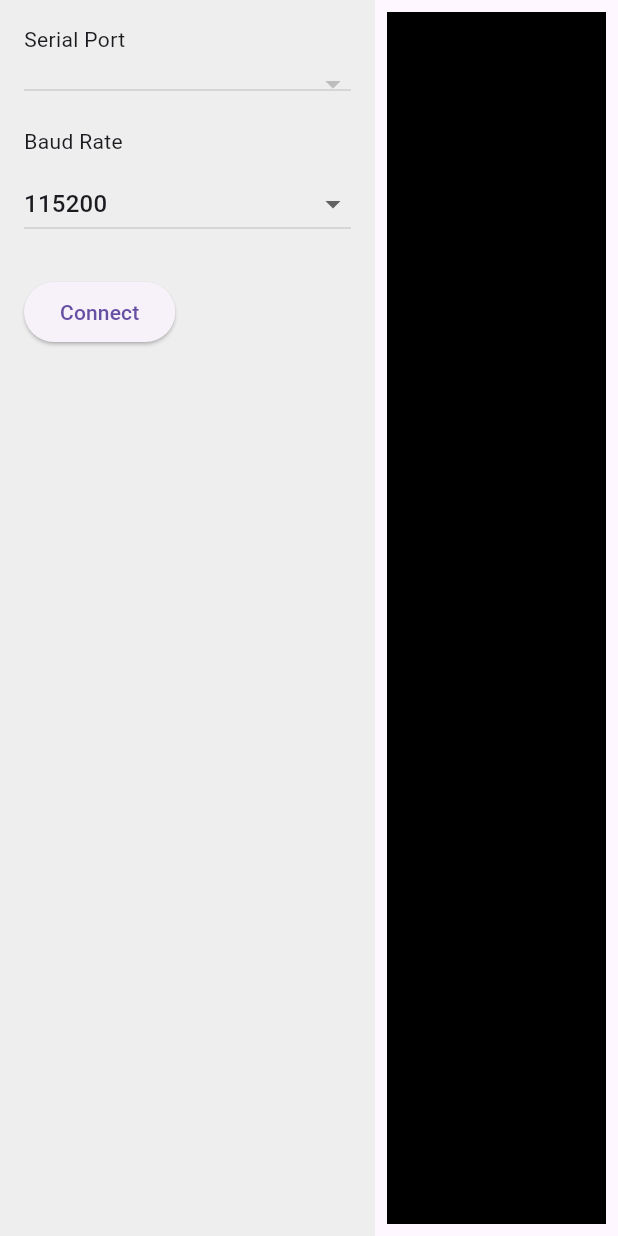
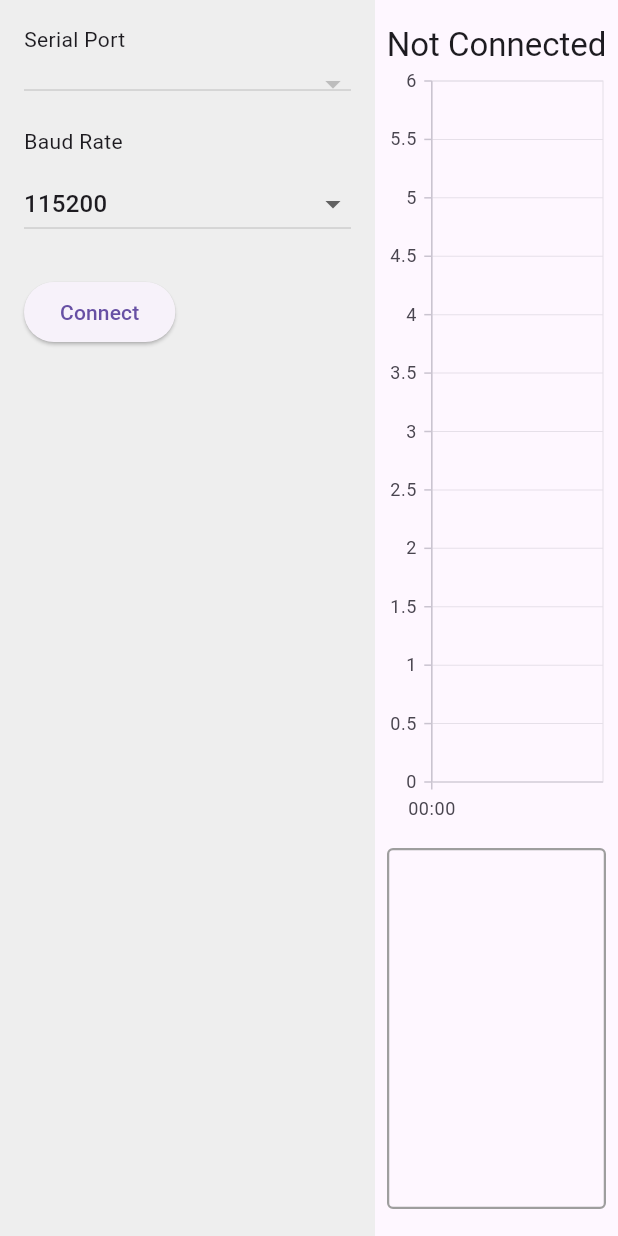
Before and after one commit to SirFelix/serial_app, a Flutter app: the screen it shows after launch, after a tap on "Connect", on a phone screen of 412 x 824 dp. Run offline on Flutter 3.47's test engine with Material 3 defaults, Android fonts, the phone set to English and light mode, and no system bars; our stand-ins replace syncfusion_flutter_charts; missing offline and left inert: flutter_libserialport; statements that could not run were skipped.

Commit message:
On branch live-graphing  Changes to be committed: 	modified:   .gitignore 	modified:   lib/main.dart 	modified:   pubspec.lock 	modified:   pubspec.yaml
 + Added live scrolling graph to app
 + Added frame limiting to the graph to improve performance

```diff
--- a/lib/main.dart
+++ b/lib/main.dart
@@ -1,9 +1,8 @@
-//Basic Serial Port reader
-//Working code for serial port coms, baudrate, connect button, and a live readout of the information coming over the serial port
 import 'dart:async';
 import 'dart:typed_data';
 import 'package:flutter/material.dart';
 import 'package:flutter_libserialport/flutter_libserialport.dart';
+import 'package:syncfusion_flutter_charts/charts.dart';
 
 void main() => runApp(const MainApp());
 
@@ -16,6 +15,12 @@ class MainApp extends StatelessWidget {
       debugShowCheckedModeBanner: false,
     );
   }
+}
+
+class ChartData {
+  ChartData(this.time, this.value);
+  final DateTime time;
+  final double value;
 }
 
 class SerialApp extends StatefulWidget {
@@ -35,29 +40,28 @@ class _SerialAppState extends State<SerialApp> {
   StreamSubscription<Uint8List>? _readSubscription;
   final ScrollController _scrollController = ScrollController();
   List<String> _logLines = [];
+  String _incomingBuffer = '';
 
+  // Chart
+  List<ChartData> chartData = [];
+  ChartSeriesController? _chartController;
 
   @override
   void initState() {
     super.initState();
     final available = SerialPort.availablePorts;
-    print('Available ports: $available');
-    setState(() {
     ports = available;
     if (available.isNotEmpty) selectedPort = available.first;
-    });
   }
 
   void _connectOrDisconnect() {
     if (isConnected) {
       _readSubscription?.cancel();
-      _readSubscription = null;
       port?.close();
       port = null;
-      setState(() => isConnected = false);
+      isConnected = false;
     } else {
       if (selectedPort == null) return;
-
       final p = SerialPort(selectedPort!);
       if (!p.openReadWrite()) {
         ScaffoldMessenger.of(context).showSnackBar(
@@ -65,7 +69,6 @@ class _SerialAppState extends State<SerialApp> {
         );
         return;
       }
-
       final config = SerialPortConfig()
         ..baudRate = selectedBaudRate
         ..bits = 8
@@ -74,28 +77,36 @@ class _SerialAppState extends State<SerialApp> {
       p.config = config;
 
       final reader = SerialPortReader(p);
-      _readSubscription = reader.stream.listen((data) {
-        final text = String.fromCharCodes(data);
-        _appendToLog(text);
-      });
+      _readSubscription = reader.stream.listen(_handleSerialData);
 
-      setState(() {
+
       port = p;
       isConnected = true;
-      });
+    }
+    setState(() {});
+  }
+
+  void _handleSerialData(Uint8List data) {
+  _incomingBuffer += String.fromCharCodes(data);
+
+  int newlineIndex;
+  while ((newlineIndex = _incomingBuffer.indexOf('\n')) != -1) {
+    final line = _incomingBuffer.substring(0, newlineIndex).trim();
+    _incomingBuffer = _incomingBuffer.substring(newlineIndex + 1);
+
+    if (line.isNotEmpty) {
+      _appendToLog(line);
+      _addChartPoint(line);
+      }
     }
   }
 
+
   void _appendToLog(String text) {
-  final lines = text.split('\n');
     setState(() {
-    _logLines.addAll(lines);
-    // Limit to last 500 lines
-    if (_logLines.length > 500) {
-      _logLines = _logLines.sublist(_logLines.length - 500);
-    }
+      _logLines.add(text);
+      if (_logLines.length > 500) _logLines = _logLines.sublist(_logLines.length - 500);
     });
-
     WidgetsBinding.instance.addPostFrameCallback((_) {
       if (_scrollController.hasClients) {
         _scrollController.jumpTo(_scrollController.position.maxScrollExtent);
@@ -103,12 +114,47 @@ void _appendToLog(String text) {
     });
   }
 
+DateTime _lastChartUpdate = DateTime.now();
+
+void _addChartPoint(String text) {
+  final value = double.tryParse(text);
+  if (value == null) {
+    print('Ignored non-numeric data: $text');
+    return;
+  }
+
+  // Limit rate for the graph
+  final now = DateTime.now();
+  if(now.difference(_lastChartUpdate).inMilliseconds < 33){
+    return; // limit to ~30fps (1000/33ms)
+  }
+  _lastChartUpdate = now;
+  //Comment section above to remove limited update rate for graph
+
+
+  print('Adding chart value: $value');
+  final point = ChartData(DateTime.now(), value);
+  chartData.add(point);
+  if (chartData.length > 1000) chartData.removeAt(0);
+
+  if (_chartController != null) {
+    if (chartData.length == 1000) {
+      _chartController!.updateDataSource(
+        addedDataIndex: chartData.length - 1,
+        removedDataIndex: 0,
+      );
+    } else {
+      _chartController!.updateDataSource(
+        addedDataIndex: chartData.length - 1,
+      );
+    }
+  }
+}
 
 
   @override
   void dispose() {
     _readSubscription?.cancel();
-    _scrollController.dispose();
     port?.close();
     super.dispose();
   }
@@ -129,9 +175,7 @@ void _appendToLog(String text) {
               DropdownButton<String>(
                 isExpanded: true,
                 value: selectedPort,
-                items: ports
-                    .map((p) => DropdownMenuItem(value: p, child: Text(p)))
-                    .toList(),
+                items: ports.map((p) => DropdownMenuItem(value: p, child: Text(p))).toList(),
                 onChanged: (v) => setState(() => selectedPort = v),
               ),
               const SizedBox(height: 16),
@@ -140,9 +184,7 @@ void _appendToLog(String text) {
               DropdownButton<int>(
                 isExpanded: true,
                 value: selectedBaudRate,
-                items: baudRates
-                    .map((r) => DropdownMenuItem(value: r, child: Text('$r')))
-                    .toList(),
+                items: baudRates.map((r) => DropdownMenuItem(value: r, child: Text('$r'))).toList(),
                 onChanged: (v) => setState(() => selectedBaudRate = v!),
               ),
               const SizedBox(height: 24),
@@ -154,26 +196,55 @@ void _appendToLog(String text) {
           ),
         ),
         Expanded(
+          child: Column(
+            children: [
+              const SizedBox(height: 16),
+              Text(
+                isConnected ? 'Connected: $selectedPort @ $selectedBaudRate' : 'Not Connected',
+                style: Theme.of(context).textTheme.titleLarge,
+              ),
+              Expanded(
+                flex: 2,
+                child: SfCartesianChart(
+                  primaryXAxis: DateTimeAxis(),
+                  series: <LineSeries<ChartData, DateTime>>[
+                    LineSeries<ChartData, DateTime>(
+                      dataSource: chartData,
+                      animationDuration: 0, //sets the animation of the chart 0 (no animation)
+                      xValueMapper: (d, _) => d.time,
+                      yValueMapper: (d, _) => d.value,
+                      onRendererCreated: (controller) => _chartController = controller,
+                    ),
+                  ],
+                ),
+              ),
+              // const SizedBox(height: 10),
+              Expanded(
+                flex: 1,
                 child: Container(
+                  decoration: BoxDecoration(
+                    border: Border.all(color: Colors.grey, width: 1.5),
+                    borderRadius: BorderRadius.circular(4),
+                    ),
                     margin: const EdgeInsets.all(8),
-            color: Colors.black,
+                    padding: const EdgeInsets.all(8),
+                  // color: const Color.fromARGB(255, 255, 255, 255),
                   child: Scrollbar(
                     controller: _scrollController,
                     thumbVisibility: true,
                     child: ListView.builder(
                       controller: _scrollController,
                       itemCount: _logLines.length,
-                itemBuilder: (context, index) {
-                  return Text(
-                    _logLines[index],
+                      itemBuilder: (_, i) => Text(_logLines[i],
                         style: const TextStyle(
-                      color: Colors.greenAccent,
-                      fontFamily: 'monospace',
-                    ),
-                  );
-                },
+                          color: Colors.black87, fontFamily: 'Courier', fontSize: 11),
                       ),
                     ),
+                  ),
+                ),
+              ),
+              const SizedBox(height: 10),
+            ],
           ),
         ),
       ]),
--- a/pubspec.yaml
+++ b/pubspec.yaml
@@ -1,5 +1,5 @@
 name: serial_app
-description: "A new Flutter project."
+description: "An App for Monitoring Serial Output from a device"
 publish_to: 'none'
 version: 0.1.0
 
@@ -10,7 +10,7 @@ dependencies:
   flutter:
     sdk: flutter
   flutter_libserialport: ^0.5.0
-  syncfusion_flutter_charts: ^30.1.38
+  syncfusion_flutter_charts: ^30.1.39
 
 dev_dependencies:
   flutter_test:
```
Also changed, not shown: pubspec.lock, 1 other file. Lines whose indentation alone changed are shown as unchanged.
